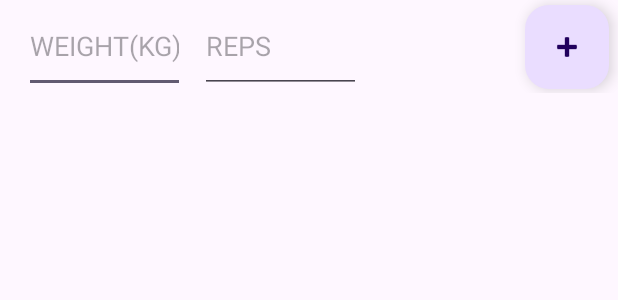
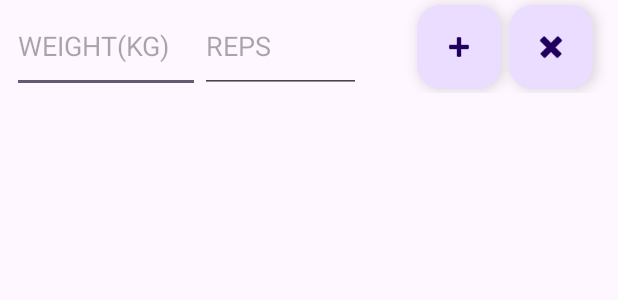
Before and after one commit to MichaelJMorrison/ValiantFitnessHons, an Android app: the layout exercisesetitem.xml on its own in the app's theme, with its tools: preview values and no code run, on a phone screen of 412 x 824 dp. Shown: the top 300 px of the screen. Run offline under Robolectric (Android 15) with nearby library versions, the phone set to English and light mode, and no system bars.

Commit message:
Exercise Reycler / Fragement Updates
Reycler main issues are now sorted, working on now storing data locally, hopefully will include historical display to exercise fragment pages soon, figuring how to do so must be done quick so I can complete the rest of the application before april

```diff
--- a/app/build.gradle.kts
+++ b/app/build.gradle.kts
@@ -36,7 +36,11 @@ android {
 }
 
 dependencies {
-    implementation ("com.opencsv:opencsv:4.6")
+    val room_version = "2.6.1"
+    implementation("androidx.room:room-paging:$room_version")
+    implementation("androidx.room:room-runtime:$room_version")
+    annotationProcessor("androidx.room:room-compiler:$room_version")
+    implementation("com.opencsv:opencsv:4.6")
     implementation("androidx.appcompat:appcompat:1.6.1")
     implementation("com.google.android.material:material:1.11.0")
     implementation("androidx.constraintlayout:constraintlayout:2.1.4")
--- a/app/src/main/res/layout/exercisesetitem.xml
+++ b/app/src/main/res/layout/exercisesetitem.xml
@@ -6,7 +6,7 @@
     android:layout_height="wrap_content">
 
     <com.google.android.material.floatingactionbutton.FloatingActionButton
-        android:id="@+id/floatingActionButton2"
+        android:id="@+id/btnAddSet"
         android:layout_width="wrap_content"
         android:layout_height="wrap_content"
         android:clickable="true"
@@ -14,25 +14,39 @@
         android:src="@android:drawable/ic_input_add"
         app:layout_constraintBottom_toBottomOf="parent"
         app:layout_constraintEnd_toEndOf="parent"
-        app:layout_constraintHorizontal_bias="0.983"
+        app:layout_constraintHorizontal_bias="0.78"
+        app:layout_constraintStart_toStartOf="parent"
+        app:layout_constraintTop_toTopOf="parent" />
+
+    <com.google.android.material.floatingactionbutton.FloatingActionButton
+        android:id="@+id/btnRemoveSet"
+        android:layout_width="wrap_content"
+        android:layout_height="wrap_content"
+        android:clickable="true"
+        android:contentDescription="@string/app_name"
+        android:src="@android:drawable/ic_delete"
+        app:layout_constraintBottom_toBottomOf="parent"
+        app:layout_constraintEnd_toEndOf="parent"
+        app:layout_constraintHorizontal_bias="0.954"
         app:layout_constraintStart_toStartOf="parent"
         app:layout_constraintTop_toTopOf="parent" />
 
     <EditText
-        android:id="@+id/editTextNumberDecimal"
-        android:layout_width="107dp"
+        android:id="@+id/txtWeight"
+        android:layout_width="125dp"
         android:layout_height="62dp"
         android:ems="10"
         android:hint="WEIGHT(KG)"
         android:inputType="numberDecimal"
         app:layout_constraintBottom_toBottomOf="parent"
         app:layout_constraintEnd_toEndOf="parent"
-        app:layout_constraintHorizontal_bias="0.053"
+        app:layout_constraintHorizontal_bias="0.027"
         app:layout_constraintStart_toStartOf="parent"
-        app:layout_constraintTop_toTopOf="parent" />
+        app:layout_constraintTop_toTopOf="parent"
+        app:layout_constraintVertical_bias="0.0" />
 
     <EditText
-        android:id="@+id/editTextNumber"
+        android:id="@+id/txtReps"
         android:layout_width="107dp"
         android:layout_height="62dp"
         android:ems="10"
@@ -42,6 +56,7 @@
         app:layout_constraintEnd_toEndOf="parent"
         app:layout_constraintHorizontal_bias="0.437"
         app:layout_constraintStart_toStartOf="parent"
-        app:layout_constraintTop_toTopOf="parent" />
+        app:layout_constraintTop_toTopOf="parent"
+        app:layout_constraintVertical_bias="0.0" />
 
 </androidx.constraintlayout.widget.ConstraintLayout>
```
Also changed, not shown: app/src/main/java/honours/application/valiantfitness/ExerciseFragment.java (+40 -3 lines), app/src/main/java/honours/application/valiantfitness/exercisedata/ExerciseData.java (added, +26 -0 lines), app/src/main/java/honours/application/valiantfitness/exercisedata/ExerciseSetData.java (added, +41 -0 lines), app/src/main/java/honours/application/valiantfitness/recyclerviewadapters/ExercisePageAdapter.java (+104 -11 lines), app/src/main/res/layout/fragment_exercise.xml (+5 -5 lines).
